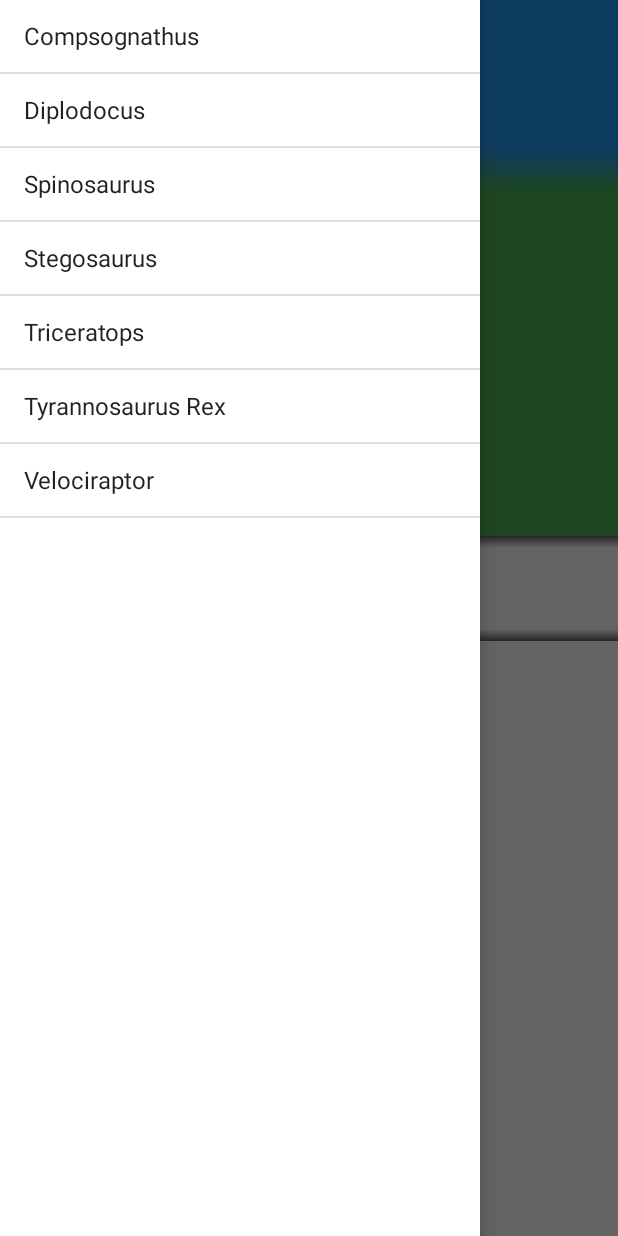
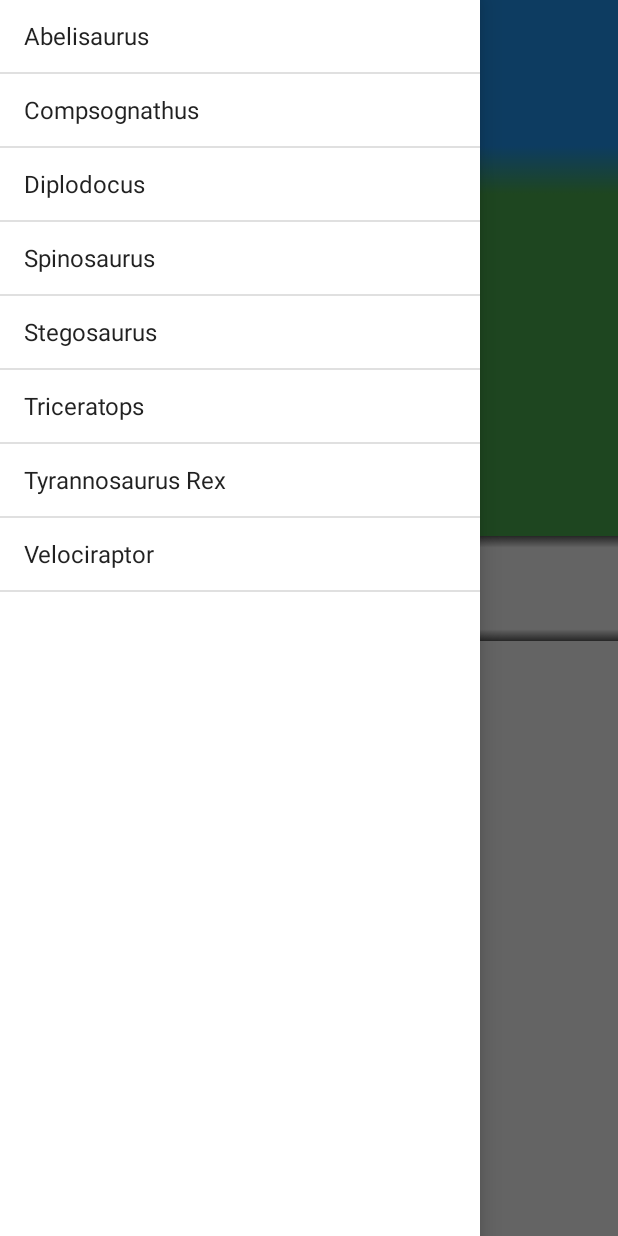
Before and after one commit to KemikalGeneral/DjsDINOs, an Android app: the DinosaurActivity screen opened directly, with no data from a screen before it, with the side drawer open, on a phone screen of 412 x 824 dp. Run offline under Robolectric (Android 15) with nearby library versions, the phone set to English and light mode, and no system bars; 1 statement that could not run was skipped.

Commit message:
Added all data for Abelisaurus.

```diff
--- a/app/src/main/java/com/endorphinapps/kemikal/djsdinos/DataSource.java
+++ b/app/src/main/java/com/endorphinapps/kemikal/djsdinos/DataSource.java
@@ -5,6 +5,7 @@ package com.endorphinapps.kemikal.djsdinos;
  */
 public enum DataSource {
 
+    Abelisaurus(R.string.abelisaurus, R.drawable.abelisaurus),
     Compsognathus(R.string.compsognathus, R.drawable.compsognathus),
     Diplodocus(R.string.diplodocus, R.drawable.diplodocus),
     Spinosaurus(R.string.spinosaurus, R.drawable.spinosaurus),
--- a/app/src/main/res/values/strings.xml
+++ b/app/src/main/res/values/strings.xml
@@ -5,6 +5,7 @@
 
     <!--Navigation Items Array-->
     <string-array name="navArray">
+        <item>@string/abelisaurus</item>
         <item>@string/compsognathus</item>
         <item>@string/diplodocus</item>
         <item>@string/spinosaurus</item>
@@ -15,6 +16,7 @@
     </string-array>
 
     <!--Dino names-->
+    <string name="abelisaurus">Abelisaurus</string>
     <string name="compsognathus">Compsognathus</string>
     <string name="diplodocus">Diplodocus</string>
     <string name="spinosaurus">Spinosaurus</string>
@@ -24,6 +26,10 @@
     <string name="velociraptor">Velociraptor</string>
 
     <!--Dino Content-->
+    <string name="abelisaurus_info">This dinosaur from South America is part of a group of meat eaters that evolved separately from the more famous Tyrannosaurus on the northern continents.
+        It had a high skull and extremely powerful jaw muscles - its jaw could slam shut so fast that its prey did not have time to react.
+        Scientists have found a 1 meter (3 feet) long skull but they do not know how large Abelisaurus grew.
+    </string>
     <string name="compsognathus_info">Compsognathus was a theropod the size of a large turkey, and an active predator of small animals.
         One specimen has a complete lizard inside its stomach - it had been swallowed whole.
         Its relatively small teeth were adapted to grabbing prey but not to slicing them, as bigger theropods\' teeth were.
```
Also changed, not shown: app/src/main/java/com/endorphinapps/kemikal/djsdinos/CustomAdapter.java (+9 -6 lines), app/src/main/java/com/endorphinapps/kemikal/djsdinos/DinosaurActivity.java (+12 -0 lines), app/src/main/java/com/endorphinapps/kemikal/djsdinos/MainActivity.java (+9 -6 lines).
